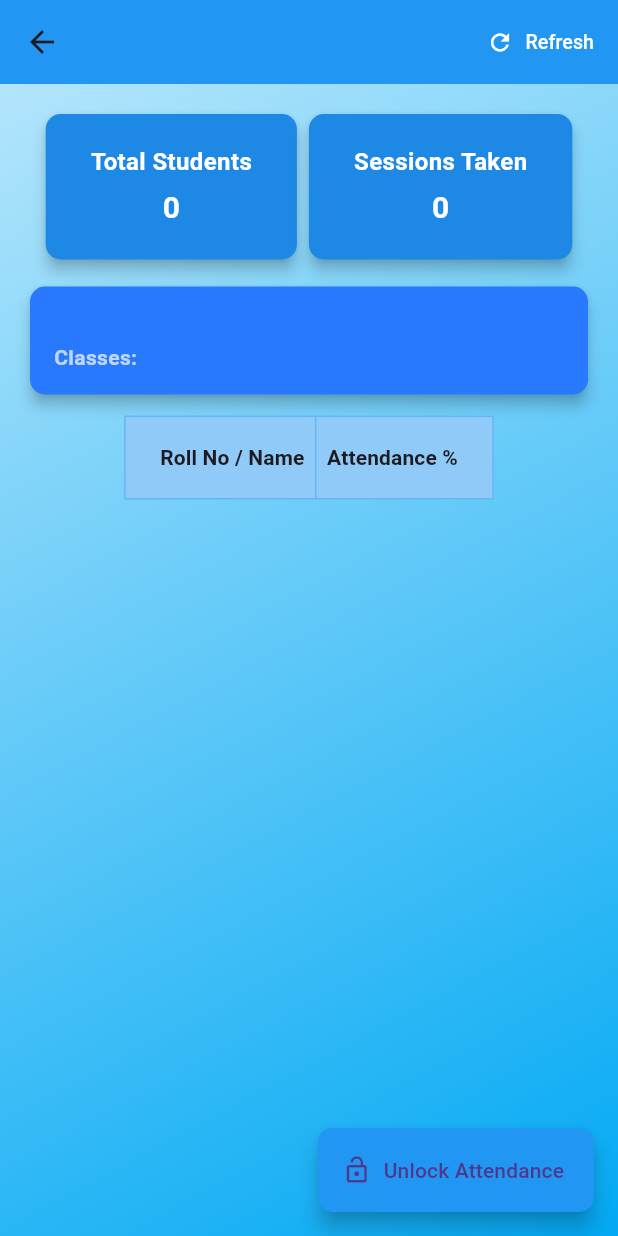
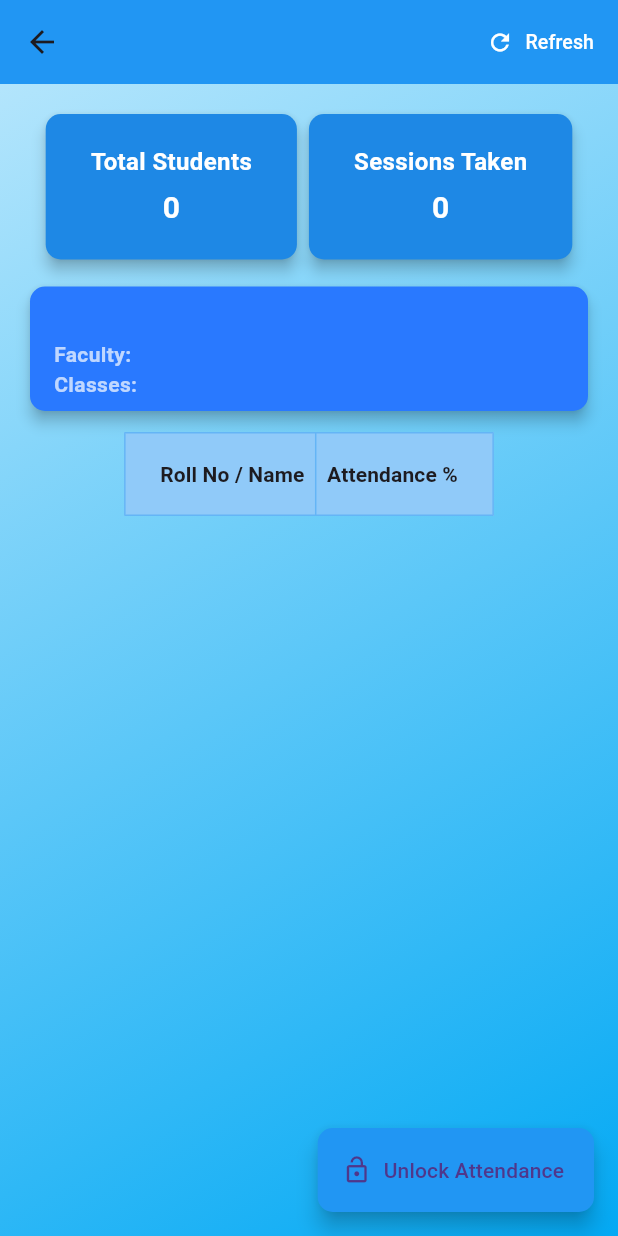
Before and after one commit to TMD-dev-dev/marked, a Flutter app: the CourseInteractionScreen screen opened directly with empty values, after a tap on "Refresh", on a phone screen of 412 x 824 dp. Run offline on Flutter 3.47's test engine with Material 3 defaults, Android fonts, the phone set to English and light mode, and no system bars; our stand-ins replace cloud_firestore, firebase_auth, firebase_core, geolocator, google_fonts, permission_handler; accounts and stored records are empty.

Commit message:
Added draggable FAB, sorted roll numbers, included faculty name, and improved attendance colors

```diff
--- a/lib/screens/faculty/course_interaction_screen.dart
+++ b/lib/screens/faculty/course_interaction_screen.dart
@@ -1,6 +1,5 @@
 import 'package:flutter/material.dart';
 import 'package:cloud_firestore/cloud_firestore.dart';
-import 'package:geolocator/geolocator.dart';
 import 'package:marked/screens/faculty/unlock_attendance_screen.dart';
 
 class CourseInteractionScreen extends StatefulWidget {
@@ -26,8 +25,8 @@ class _CourseInteractionScreenState extends State<CourseInteractionScreen> {
   List<String> rollNumbers = [];
   Map<String, String> studentNames = {};
   List<String> sessionDates = [];
+  String facultyName = "Unknown"; // Default value if faculty is not found
   Map<String, Map<String, bool>> attendanceData = {};
-  Position? facultyLocation;
   Map<String, double> attendancePercentage = {};
   Map<String, String> rollToNameMap = {}; // Store rollNumber -> Name mapping
   bool showNames = false; // Toggle for roll numbers or names
@@ -52,6 +51,17 @@ class _CourseInteractionScreenState extends State<CourseInteractionScreen> {
       Map<String, dynamic> data = doc.data() as Map<String, dynamic>;
       List<String> fetchedClassList = List<String>.from(data["classList"]);
 
+      // Fetch faculty UID (assuming it's stored in 'facultyId')
+      String? facultyId = data["facultyId"];
+
+      if (facultyId != null) {
+        // Fetch faculty details from Firestore
+        DocumentSnapshot facultyDoc = await _firestore.collection('users').doc(facultyId).get();
+        if (facultyDoc.exists) {
+          facultyName = facultyDoc["name"] ?? "Unknown";
+        }
+      }
+
       List<String> studentRollNumbers = [];
       int studentCount = 0;
 
@@ -60,6 +70,7 @@ class _CourseInteractionScreenState extends State<CourseInteractionScreen> {
             .collection('users')
             .where('className', isEqualTo: className)
             .where('role', isEqualTo: 'Student')
+            .orderBy('rollNumber')
             .get();
 
         for (var studentDoc in studentsSnapshot.docs) {
@@ -67,7 +78,7 @@ class _CourseInteractionScreenState extends State<CourseInteractionScreen> {
           String studentName = studentDoc['name'];
 
           studentRollNumbers.add(rollNumber);
-          rollToNameMap[rollNumber] = studentName; // ✅ Store mapping of roll number to name
+          rollToNameMap[rollNumber] = studentName;
         }
 
         studentCount += studentsSnapshot.docs.length;
@@ -80,7 +91,6 @@ class _CourseInteractionScreenState extends State<CourseInteractionScreen> {
       });
     }
   }
-
 
   Future<void> _fetchAttendanceRecords() async {
     QuerySnapshot sessionsSnapshot = await _firestore
@@ -265,12 +275,26 @@ class _CourseInteractionScreenState extends State<CourseInteractionScreen> {
                         elevation: 4,
                         shape: RoundedRectangleBorder(borderRadius: BorderRadius.circular(10)),
                         child: ListTile(
-                          title: Text(widget.courseName,
-                              style: const TextStyle(fontSize: 18, fontWeight: FontWeight.bold, color: Colors.white)),
-                          subtitle: Text("Classes: ${classList.join(", ")}",
-                              style: const TextStyle(color: Colors.white70, fontWeight: FontWeight.bold)),
+                          title: Text(
+                            widget.courseName,
+                            style: const TextStyle(fontSize: 18, fontWeight: FontWeight.bold, color: Colors.white),
+                          ),
+                          subtitle: Column(
+                            crossAxisAlignment: CrossAxisAlignment.start,
+                            children: [
+                              Text(
+                                "Faculty: $facultyName", // ✅ Display faculty name
+                                style: const TextStyle(color: Colors.white70, fontWeight: FontWeight.bold),
+                              ),
+                              Text(
+                                "Classes: ${classList.join(", ")}",
+                                style: const TextStyle(color: Colors.white70, fontWeight: FontWeight.bold),
+                              ),
+                            ],
+                          ),
                         ),
                       ),
+
                       const SizedBox(height: 10),
                       // ✅ Attendance Data Table
                       SingleChildScrollView(
@@ -324,9 +348,11 @@ class _CourseInteractionScreenState extends State<CourseInteractionScreen> {
                                           : "${attendancePercentage[rollNumber]!.toStringAsFixed(1)}%",
                                       style: TextStyle(
                                         fontWeight: FontWeight.bold,
-                                        color: (attendancePercentage[rollNumber] ?? 0) < 75
-                                            ? Colors.red  // 🔴 Less than 75% → Red
-                                            : Colors.green, // 🟢 75% and above → Green
+                                        color: (attendancePercentage[rollNumber] ?? 0) >= 85
+                                            ? Colors.green // 🟢 85% and above → Green
+                                            : (attendancePercentage[rollNumber] ?? 0) >= 75
+                                            ? Colors.yellow[700] // 🟡 75% - 84.99% → Yellow
+                                            : Colors.red, // 🔴 Below 75% → Red
                                       ),
                                     ),
                                   ),
```
Also changed, not shown: lib/screens/auth/signup_screen.dart (+45 -10 lines).
